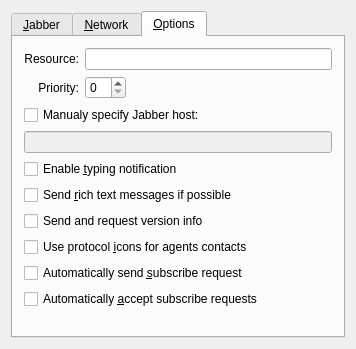
First picture: the form in branches/branch-playground/plugins/jabber/jabberconfigbase.ui, repository BackupTheBerlios/sim-im-svn, before the edit.
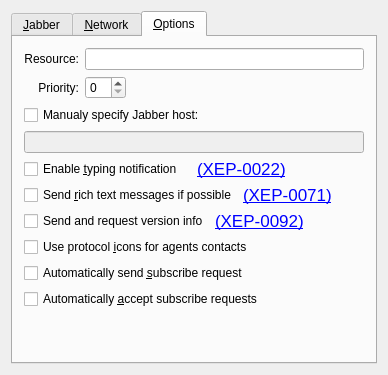
Second picture: the form after the edit. The open tabs and pages were chosen to show the change. Custom widgets are drawn as their Qt base class.

Patch:
```diff
--- a/branches/branch-playground/plugins/jabber/jabberconfigbase.ui
+++ b/branches/branch-playground/plugins/jabber/jabberconfigbase.ui
@@ -3,25 +3,22 @@
   <comment></comment>
   <exportmacro></exportmacro>
   <class>JabberConfigBase</class>
-  <widget class="QWidget" name="Form1" >
-    <property name="geometry" >
+ <widget class="QWidget" name="JabberConfigBase">
+  <property name="geometry">
       <rect>
         <x>0</x>
         <y>0</y>
-        <width>356</width>
-        <height>349</height>
-      </rect>
-    </property>
-    <property name="windowTitle" >
+    <width>388</width>
+    <height>375</height>
+   </rect>
+  </property>
+  <property name="windowTitle">
       <string>Form1</string>
     </property>
     <layout class="QVBoxLayout" >
       <property name="margin" >
         <number>11</number>
       </property>
-      <property name="spacing" >
-        <number>6</number>
-      </property>
       <item>
         <widget class="QTabWidget" name="tabCfg" >
           <widget class="QWidget" name="tabJabber" >
@@ -143,10 +140,29 @@
                   </property>
                 </widget>
               </item>
-            </layout>
-          </widget>
-          <widget class="QWidget" name="tab" >
-            <attribute name="title" >
+       <item>
+        <widget class="LinkLabel" name="lnkPublic" native="true"/>
+       </item>
+       <item>
+        <spacer name="Spacer8_2">
+         <property name="orientation">
+          <enum>Qt::Vertical</enum>
+         </property>
+         <property name="sizeType">
+          <enum>QSizePolicy::Expanding</enum>
+         </property>
+         <property name="sizeHint" stdset="0">
+          <size>
+           <width>20</width>
+           <height>20</height>
+          </size>
+         </property>
+        </spacer>
+       </item>
+      </layout>
+     </widget>
+     <widget class="QWidget" name="tab">
+      <attribute name="title">
               <string>&amp;Network</string>
             </attribute>
             <layout class="QGridLayout" >
@@ -337,47 +353,23 @@
                       <height>20</height>
                     </size>
                   </property>
-                  <property name="sizeType" >
-                    <enum>QSizePolicy::Expanding</enum>
-                  </property>
-                  <property name="orientation" >
-                    <enum>Qt::Vertical</enum>
-                  </property>
-                </spacer>
-              </item>
-              <item rowspan="1" row="8" column="0" colspan="3" >
-                <layout class="QHBoxLayout" >
-                  <property name="margin" >
-                    <number>0</number>
-                  </property>
-                  <property name="spacing" >
-                    <number>6</number>
-                  </property>
-                  <item>
-                    <widget class="QLabel" name="TextLabel1_3" >
-                      <property name="text" >
-                        <string>URL:</string>
-                      </property>
-                      <property name="wordWrap" >
-                        <bool>false</bool>
-                      </property>
-                    </widget>
-                  </item>
-                  <item>
-                    <widget class="QLineEdit" name="edtUrl" />
-                  </item>
-                </layout>
-              </item>
-            </layout>
-          </widget>
-          <widget class="QWidget" name="tab" >
-            <attribute name="title" >
+        </spacer>
+       </item>
+      </layout>
+     </widget>
+     <widget class="QWidget" name="tab">
+      <attribute name="title">
               <string>&amp;Options</string>
             </attribute>
-            <layout class="QGridLayout" >
-              <item row="0" column="0" >
-                <widget class="QLabel" name="TextLabel1_2" >
-                  <property name="text" >
+      <layout class="QVBoxLayout" name="verticalLayout">
+       <property name="margin">
+        <number>11</number>
+       </property>
+       <item>
+        <layout class="QGridLayout" name="gridLayout">
+         <item row="0" column="0">
+          <widget class="QLabel" name="TextLabel1_2">
+           <property name="text">
                     <string>Resource:</string>
                   </property>
                   <property name="alignment" >
@@ -388,12 +380,12 @@
                   </property>
                 </widget>
               </item>
-              <item rowspan="1" row="0" column="1" colspan="2" >
-                <widget class="QLineEdit" name="edtResource" />
-              </item>
-              <item row="1" column="0" >
-                <widget class="QLabel" name="TextLabel1" >
-                  <property name="text" >
+         <item row="0" column="1">
+          <widget class="QLineEdit" name="edtResource"/>
+         </item>
+         <item row="1" column="0">
+          <widget class="QLabel" name="TextLabel1">
+           <property name="text">
                     <string>Priority:</string>
                   </property>
                   <property name="alignment" >
@@ -404,86 +396,50 @@
                   </property>
                 </widget>
               </item>
-              <item row="1" column="1" >
-                <widget class="QSpinBox" name="edtPriority" />
-              </item>
-              <item row="1" column="2" >
-                <spacer name="Spacer5" >
-                  <property name="sizeHint" >
+         <item row="1" column="1">
+          <layout class="QHBoxLayout" name="horizontalLayout">
+           <item>
+            <widget class="QSpinBox" name="edtPriority"/>
+           </item>
+           <item>
+            <spacer name="Spacer5">
+             <property name="orientation">
+              <enum>Qt::Horizontal</enum>
+             </property>
+             <property name="sizeType">
+              <enum>QSizePolicy::Expanding</enum>
+             </property>
+             <property name="sizeHint" stdset="0">
                     <size>
                       <width>20</width>
                       <height>20</height>
                     </size>
                   </property>
-                  <property name="sizeType" >
-                    <enum>QSizePolicy::Expanding</enum>
-                  </property>
-                  <property name="orientation" >
-                    <enum>Qt::Horizontal</enum>
-                  </property>
-                </spacer>
-              </item>
-              <item rowspan="1" row="2" column="0" colspan="3" >
-                <widget class="QCheckBox" name="chkVHost" >
-                  <property name="text" >
+            </spacer>
+           </item>
+          </layout>
+         </item>
+        </layout>
+       </item>
+       <item>
+        <widget class="QCheckBox" name="chkVHost">
+         <property name="text">
                     <string>Manualy specify Jabber host:</string>
                   </property>
                 </widget>
               </item>
-              <item rowspan="1" row="3" column="0" colspan="3" >
-                <widget class="QLineEdit" name="edtVHost" >
-                  <property name="enabled" >
+       <item>
+        <widget class="QLineEdit" name="edtVHost">
+         <property name="enabled">
                     <bool>false</bool>
                   </property>
                 </widget>
               </item>
-              <item rowspan="1" row="5" column="0" colspan="3" >
-                <layout class="QHBoxLayout" >
-                  <property name="margin" >
-                    <number>0</number>
-                  </property>
-                  <property name="spacing" >
-                    <number>6</number>
-                  </property>
                   <item>
-                    <widget class="QCheckBox" name="chkRichText" >
-                      <property name="text" >
-                        <string>Send &amp;rich text messages if possible</string>
-                      </property>
-                    </widget>
-                  </item>
+        <layout class="QHBoxLayout" name="horizontalLayout_5">
                   <item>
-                    <widget class="LinkLabel" name="lnkRich" />
-                  </item>
-                  <item>
-                    <spacer name="Spacer7" >
-                      <property name="sizeHint" >
-                        <size>
-                          <width>20</width>
-                          <height>20</height>
-                        </size>
-                      </property>
-                      <property name="sizeType" >
-                        <enum>QSizePolicy::Expanding</enum>
-                      </property>
-                      <property name="orientation" >
-                        <enum>Qt::Horizontal</enum>
-                      </property>
-                    </spacer>
-                  </item>
-                </layout>
-              </item>
-              <item rowspan="1" row="4" column="0" colspan="3" >
-                <layout class="QHBoxLayout" >
-                  <property name="margin" >
-                    <number>0</number>
-                  </property>
-                  <property name="spacing" >
-                    <number>6</number>
-                  </property>
-                  <item>
-                    <widget class="QCheckBox" name="chkTyping" >
-                      <property name="text" >
+          <widget class="QCheckBox" name="chkTyping">
+           <property name="text">
                         <string>Enable &amp;typing notification</string>
                       </property>
                       <property name="shortcut" >
@@ -492,83 +448,45 @@
                     </widget>
                   </item>
                   <item>
-                    <widget class="LinkLabel" name="lnkTyping" />
-                  </item>
-                  <item>
-                    <spacer name="Spacer8_3" >
-                      <property name="sizeHint" >
-                        <size>
-                          <width>20</width>
-                          <height>20</height>
-                        </size>
-                      </property>
-                      <property name="sizeType" >
-                        <enum>QSizePolicy::Expanding</enum>
-                      </property>
-                      <property name="orientation" >
-                        <enum>Qt::Horizontal</enum>
-                      </property>
-                    </spacer>
+          <widget class="QLabel" name="label">
+           <property name="text">
+            <string>&lt;!DOCTYPE HTML PUBLIC &quot;-//W3C//DTD HTML 4.0//EN&quot; &quot;http://www.w3.org/TR/REC-html40/strict.dtd&quot;&gt;
+&lt;html&gt;&lt;head&gt;&lt;meta name=&quot;qrichtext&quot; content=&quot;1&quot; /&gt;&lt;style type=&quot;text/css&quot;&gt;
+p, li { white-space: pre-wrap; }
+&lt;/style&gt;&lt;/head&gt;&lt;body style=&quot; font-family:'Lucida Grande'; font-size:13pt; font-weight:400; font-style:normal;&quot;&gt;
+&lt;p style=&quot; margin-top:0px; margin-bottom:0px; margin-left:0px; margin-right:0px; -qt-block-indent:0; text-indent:0px;&quot;&gt;&lt;a href=&quot;http://www.xmpp.org/extensions/xep-0022.html&quot;&gt;&lt;span style=&quot; text-decoration: underline; color:#0000ff;&quot;&gt;(XEP-0022)&lt;/span&gt;&lt;/a&gt;&lt;/p&gt;&lt;/body&gt;&lt;/html&gt;</string>
+           </property>
+          </widget>
                   </item>
                 </layout>
               </item>
-              <item row="10" column="0" >
-                <spacer name="Spacer8" >
-                  <property name="sizeHint" >
-                    <size>
-                      <width>20</width>
-                      <height>20</height>
-                    </size>
-                  </property>
-                  <property name="sizeType" >
-                    <enum>QSizePolicy::Expanding</enum>
-                  </property>
-                  <property name="orientation" >
-                    <enum>Qt::Vertical</enum>
-                  </property>
-                </spacer>
-              </item>
-              <item rowspan="1" row="9" column="0" colspan="3" >
-                <widget class="QCheckBox" name="chkAccept" >
-                  <property name="text" >
-                    <string>Automatically &amp;accept subscribe requests</string>
-                  </property>
-                  <property name="shortcut" >
-                    <string>Alt+A</string>
-                  </property>
-                </widget>
-              </item>
-              <item rowspan="1" row="8" column="0" colspan="3" >
-                <widget class="QCheckBox" name="chkSubscribe" >
-                  <property name="text" >
-                    <string>Automatically send &amp;subscribe request</string>
-                  </property>
-                  <property name="shortcut" >
-                    <string>Alt+S</string>
-                  </property>
-                </widget>
-              </item>
-              <item rowspan="1" row="7" column="0" colspan="3" >
-                <widget class="QCheckBox" name="chkIcons" >
-                  <property name="text" >
-                    <string>Use protocol &amp;icons for agents contacts</string>
-                  </property>
-                  <property name="shortcut" >
-                    <string>Alt+I</string>
-                  </property>
-                </widget>
-              </item>
-              <item rowspan="1" row="6" column="0" colspan="3" >
-                <layout class="QHBoxLayout" >
-                  <property name="margin" >
-                    <number>0</number>
-                  </property>
-                  <property name="spacing" >
-                    <number>6</number>
-                  </property>
+       <item>
+        <layout class="QHBoxLayout" name="horizontalLayout_6">
+         <item>
+          <widget class="QCheckBox" name="chkRichText">
+           <property name="text">
+            <string>Send &amp;rich text messages if possible</string>
+           </property>
+          </widget>
+         </item>
+         <item>
+          <widget class="QLabel" name="label_2">
+           <property name="text">
+            <string>&lt;!DOCTYPE HTML PUBLIC &quot;-//W3C//DTD HTML 4.0//EN&quot; &quot;http://www.w3.org/TR/REC-html40/strict.dtd&quot;&gt;
+&lt;html&gt;&lt;head&gt;&lt;meta name=&quot;qrichtext&quot; content=&quot;1&quot; /&gt;&lt;style type=&quot;text/css&quot;&gt;
+p, li { white-space: pre-wrap; }
+&lt;/style&gt;&lt;/head&gt;&lt;body style=&quot; font-family:'Lucida Grande'; font-size:13pt; font-weight:400; font-style:normal;&quot;&gt;
+&lt;p style=&quot; margin-top:0px; margin-bottom:0px; margin-left:0px; margin-right:0px; -qt-block-indent:0; text-indent:0px;&quot;&gt;&lt;a href=&quot;http://www.xmpp.org/extensions/xep-0071.html&quot;&gt;&lt;span style=&quot; text-decoration: underline; color:#0000ff;&quot;&gt;(XEP-0071)&lt;/span&gt;&lt;/a&gt;&lt;/p&gt;&lt;/body&gt;&lt;/html&gt;</string>
+           </property>
+          </widget>
+         </item>
+        </layout>
+       </item>
                   <item>
-                    <widget class="QCheckBox" name="chkVersion" >
-                      <property name="text" >
+        <layout class="QHBoxLayout" name="horizontalLayout_7">
+         <item>
+          <widget class="QCheckBox" name="chkVersion">
+           <property name="text">
                         <string>Send and request version info</string>
                       </property>
                       <property name="shortcut" >
@@ -577,33 +495,71 @@
                     </widget>
                   </item>
                   <item>
-                    <widget class="LinkLabel" name="lnkVersion" />
-                  </item>
+          <widget class="QLabel" name="label_3">
+           <property name="text">
+            <string>&lt;!DOCTYPE HTML PUBLIC &quot;-//W3C//DTD HTML 4.0//EN&quot; &quot;http://www.w3.org/TR/REC-html40/strict.dtd&quot;&gt;
+&lt;html&gt;&lt;head&gt;&lt;meta name=&quot;qrichtext&quot; content=&quot;1&quot; /&gt;&lt;style type=&quot;text/css&quot;&gt;
+p, li { white-space: pre-wrap; }
+&lt;/style&gt;&lt;/head&gt;&lt;body style=&quot; font-family:'Lucida Grande'; font-size:13pt; font-weight:400; font-style:normal;&quot;&gt;
+&lt;p style=&quot; margin-top:0px; margin-bottom:0px; margin-left:0px; margin-right:0px; -qt-block-indent:0; text-indent:0px;&quot;&gt;&lt;a href=&quot;http://www.xmpp.org/extensions/xep-0092.html&quot;&gt;&lt;span style=&quot; text-decoration: underline; color:#0000ff;&quot;&gt;(XEP-0092)&lt;/span&gt;&lt;/a&gt;&lt;/p&gt;&lt;/body&gt;&lt;/html&gt;</string>
+           </property>
+          </widget>
+         </item>
+        </layout>
+       </item>
                   <item>
-                    <spacer name="Spacer8_3_2" >
-                      <property name="sizeHint" >
+        <widget class="QCheckBox" name="chkIcons">
+         <property name="text">
+          <string>Use protocol &amp;icons for agents contacts</string>
+         </property>
+         <property name="shortcut">
+          <string>Alt+I</string>
+         </property>
+        </widget>
+       </item>
+       <item>
+        <widget class="QCheckBox" name="chkSubscribe">
+         <property name="text">
+          <string>Automatically send &amp;subscribe request</string>
+         </property>
+         <property name="shortcut">
+          <string>Alt+S</string>
+         </property>
+        </widget>
+       </item>
+       <item>
+        <widget class="QCheckBox" name="chkAccept">
+         <property name="text">
+          <string>Automatically &amp;accept subscribe requests</string>
+         </property>
+         <property name="shortcut">
+          <string>Alt+A</string>
+         </property>
+        </widget>
+       </item>
+       <item>
+        <spacer name="Spacer8">
+         <property name="orientation">
+          <enum>Qt::Vertical</enum>
+         </property>
+         <property name="sizeType">
+          <enum>QSizePolicy::Expanding</enum>
+         </property>
+         <property name="sizeHint" stdset="0">
                         <size>
                           <width>20</width>
                           <height>20</height>
                         </size>
                       </property>
-                      <property name="sizeType" >
-                        <enum>QSizePolicy::Expanding</enum>
-                      </property>
-                      <property name="orientation" >
-                        <enum>Qt::Horizontal</enum>
-                      </property>
                     </spacer>
                   </item>
                 </layout>
-              </item>
-            </layout>
           </widget>
         </widget>
       </item>
     </layout>
   </widget>
-  <layoutdefault spacing="6" margin="11" />
+ <layoutdefault spacing="6" margin="11"/>
   <customwidgets>
     <customwidget>
       <class>LinkLabel</class>
```
Left out of the diff: 535 changed lines with no effect on the pictures. Lines whose indentation alone changed are shown as unchanged.
